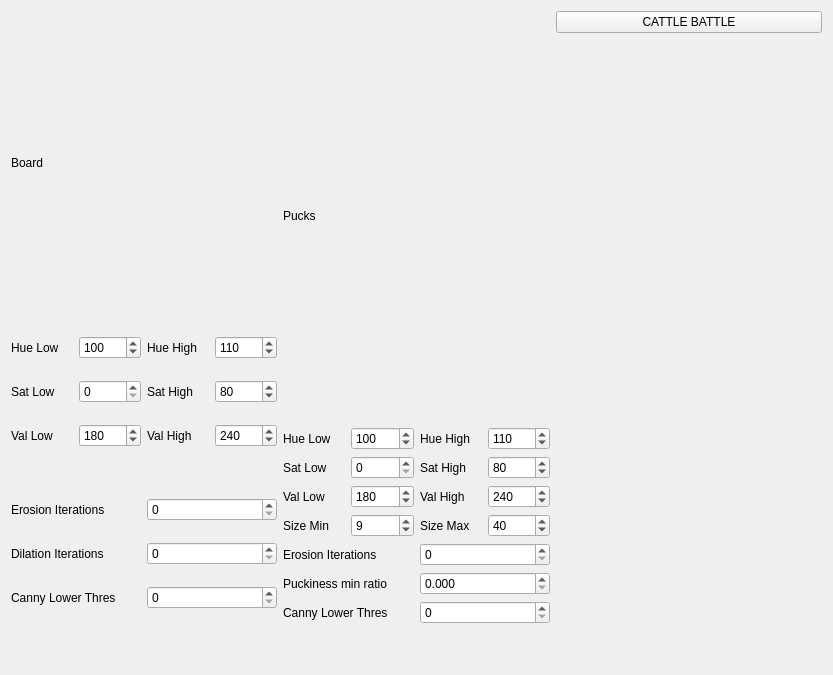
Before: the Qt Designer form engr421/rqt_cb_gui/src/rqt_cb_gui/cb_gui.ui in yoos/school, drawn with Qt 5.
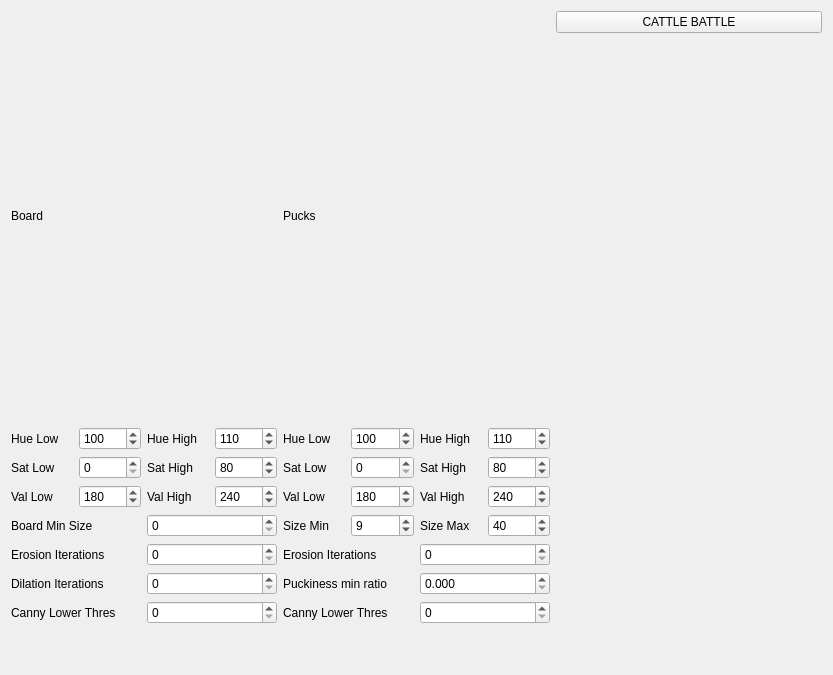
After: the same form once the commit is applied.

Commit message: Add board_min_size field.

```diff
--- a/engr421/rqt_cb_gui/src/rqt_cb_gui/cb_gui.ui
+++ b/engr421/rqt_cb_gui/src/rqt_cb_gui/cb_gui.ui
@@ -144,20 +144,25 @@
             </layout>
            </item>
            <item>
-            <spacer name="verticalSpacer_4">
-             <property name="orientation">
-              <enum>Qt::Vertical</enum>
-             </property>
-             <property name="sizeType">
-              <enum>QSizePolicy::Preferred</enum>
-             </property>
-             <property name="sizeHint" stdset="0">
-              <size>
-               <width>20</width>
-               <height>30</height>
-              </size>
-             </property>
-            </spacer>
+            <layout class="QHBoxLayout" name="horizontalLayout_14">
+             <item>
+              <widget class="QLabel" name="board_min_size_label">
+               <property name="text">
+                <string>Board Min Size</string>
+               </property>
+              </widget>
+             </item>
+             <item>
+              <widget class="QSpinBox" name="board_min_size_spinBox">
+               <property name="maximum">
+                <number>5000</number>
+               </property>
+               <property name="value">
+                <number>0</number>
+               </property>
+              </widget>
+             </item>
+            </layout>
            </item>
            <item>
             <layout class="QHBoxLayout" name="horizontalLayout_12">
```
The commit also changes 2 other files.
